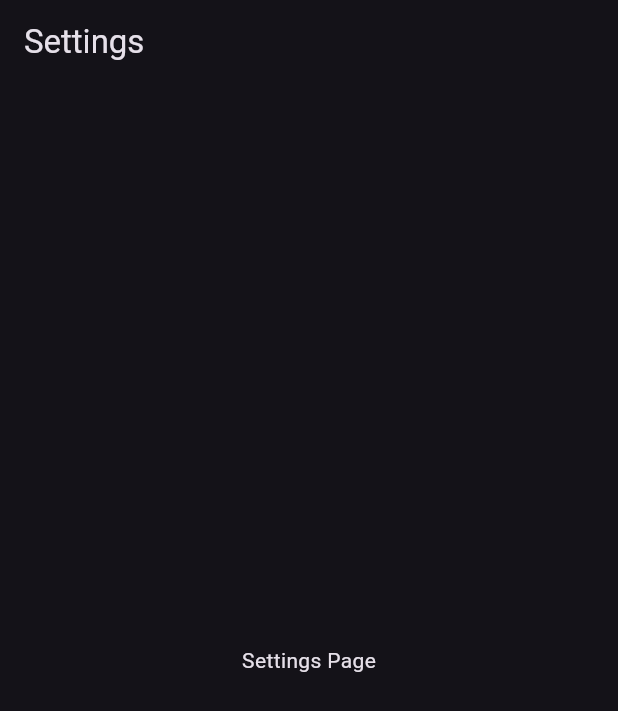
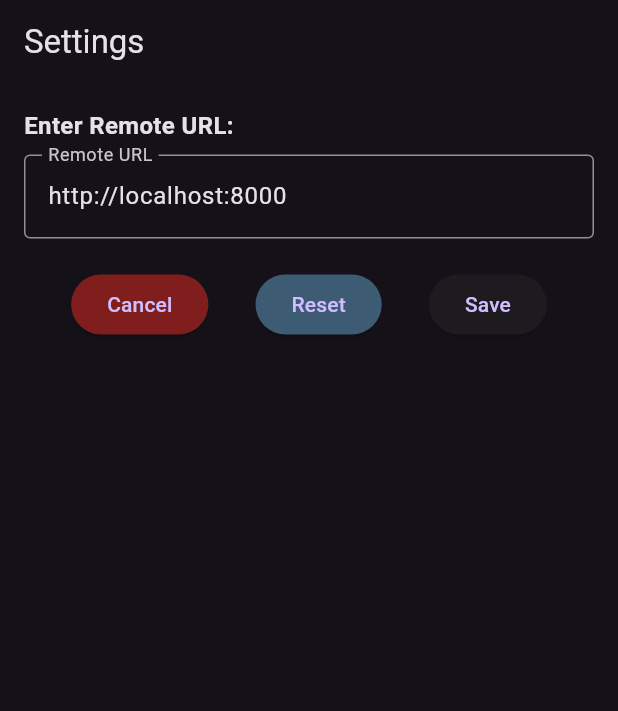
Before and after one commit to eran0926/FRC6998_2025_scouting_viewer, a Flutter app: the SettingsPage screen opened by its route, on a phone screen of 412 x 824 dp. Shown: the top 711 px of the screen. Run offline on Flutter 3.47's test engine with Material 3 defaults, Android fonts, the phone set to English and light mode, and no system bars; our stand-ins replace fl_chart, go_router, logger, responsive_framework, shared_preferences; accounts and stored records are empty; network calls fail.

Commit message:
feat:add ai generate settings page

```diff
--- a/lib/pages/settings_page.dart
+++ b/lib/pages/settings_page.dart
@@ -1,16 +1,99 @@
 import 'package:flutter/material.dart';
+import 'package:shared_preferences/shared_preferences.dart';
+import 'package:go_router/go_router.dart';
 
-class SettingsPage extends StatelessWidget {
+class SettingsPage extends StatefulWidget {
   const SettingsPage({super.key});
+
+  @override
+  _SettingsPageState createState() => _SettingsPageState();
+}
+
+class _SettingsPageState extends State<SettingsPage> {
+  final TextEditingController _controller = TextEditingController();
+  final String _defaultUrl = 'http://localhost:8000';
+
+  @override
+  void initState() {
+    super.initState();
+    _loadSavedUrl();
+  }
+
+  // Load saved URL from SharedPreferences
+  Future<void> _loadSavedUrl() async {
+    SharedPreferences prefs = await SharedPreferences.getInstance();
+    if (!mounted) return; // Ensure widget is still mounted
+    setState(() {
+      _controller.text = prefs.getString('remote_url') ?? _defaultUrl;
+    });
+  }
+
+  // Save URL to SharedPreferences
+  Future<void> _saveUrl() async {
+    SharedPreferences prefs = await SharedPreferences.getInstance();
+    await prefs.setString('remote_url', _controller.text);
+    if (!mounted) return; // Ensure widget is still mounted
+    context.pop(); // Navigate back using go_router
+  }
+
+  // Reset URL to default value
+  Future<void> _resetUrl() async {
+    _controller.text = _defaultUrl;
+    SharedPreferences prefs = await SharedPreferences.getInstance();
+    await prefs.setString('remote_url', _defaultUrl);
+    if (!mounted) return; // Ensure widget is still mounted
+    setState(() {
+      _controller.text = _defaultUrl;
+    });
+  }
 
   @override
   Widget build(BuildContext context) {
     return Scaffold(
-      appBar: AppBar(
-        title: const Text('Settings'),
-      ),
-      body: const Center(
-        child: Text('Settings Page'),
+      appBar: AppBar(title: const Text('Settings')),
+      body: Padding(
+        padding: const EdgeInsets.all(16.0),
+        child: Column(
+          mainAxisSize: MainAxisSize.min,
+          crossAxisAlignment: CrossAxisAlignment.start,
+          children: [
+            const Text(
+              'Enter Remote URL:',
+              style: TextStyle(fontSize: 16, fontWeight: FontWeight.bold),
+            ),
+            const SizedBox(height: 8),
+            TextField(
+              controller: _controller,
+              decoration: const InputDecoration(
+                labelText: 'Remote URL',
+                border: OutlineInputBorder(),
+              ),
+            ),
+            const SizedBox(height: 20),
+            Row(
+              mainAxisAlignment: MainAxisAlignment.spaceEvenly,
+              children: [
+                ElevatedButton(
+                  onPressed: () =>
+                      context.pop(), // Navigate back using go_router
+                  style: ElevatedButton.styleFrom(
+                      backgroundColor: const Color.fromARGB(255, 128, 30, 30)),
+                  child: const Text('Cancel'),
+                ),
+                ElevatedButton(
+                  onPressed: _resetUrl, // Reset to default URL
+                  style: ElevatedButton.styleFrom(
+                      backgroundColor: const Color.fromARGB(255, 61, 91, 114)),
+                  child: const Text('Reset'),
+                ),
+                ElevatedButton(
+                  onPressed: _saveUrl,
+                  child: const Text('Save'),
+                ),
+              ],
+            ),
+          ],
+        ),
       ),
     );
   }
```
